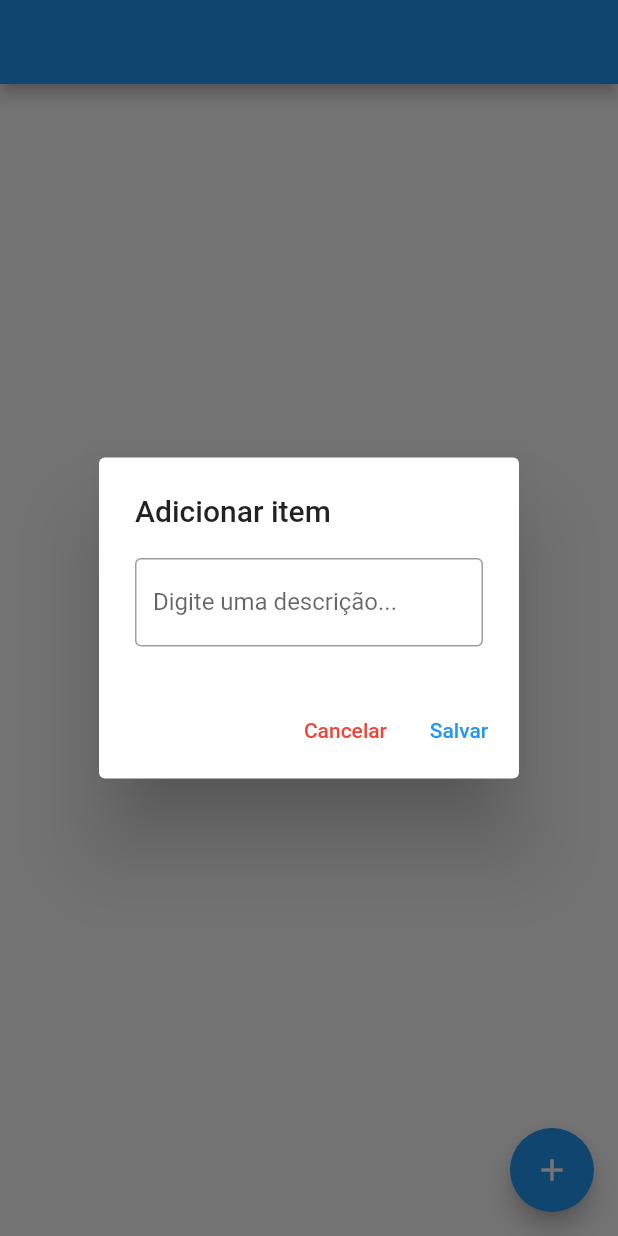
After one commit to TiagoBruckmann/estudo_mobx, a Flutter app: the Principal screen opened directly, after a tap on the "add" icon, on a phone screen of 412 x 824 dp. The commit adds this screen. Run offline on Flutter 3.47's test engine with Material 2 defaults, Android fonts, the phone set to English and light mode, and no system bars; our stand-ins replace flutter_mobx, mobx; generated files the repository leaves out were written again.

Commit message:
fix: show list, add to list

```diff
--- /dev/null
+++ b/lib/principal.dart
@@ -0,0 +1,115 @@
+// imports nativos do flutter
+import 'package:flutter/material.dart';
+
+// import dos pacotes
+import 'package:flutter_mobx/flutter_mobx.dart';
+import 'package:mobx_contador/core/mobx/incremet_mobx.dart';
+
+// import dos mobx
+import 'package:mobx_contador/core/mobx/main/main_mobx.dart';
+import 'package:provider/provider.dart';
+
+class Principal extends StatefulWidget {
+  const Principal({Key? key}) : super(key: key);
+
+  @override
+  _PrincipalState createState() => _PrincipalState();
+}
+
+class _PrincipalState extends State<Principal> {
+
+  final MainMobX _mainMobXBase = MainMobX();
+
+  _dialog(){
+    showDialog(
+        context: context,
+        builder: (_){
+          return AlertDialog(
+            title: const Text("Adicionar item"),
+            content: TextField(
+              decoration: const InputDecoration(
+                border: OutlineInputBorder(),
+                labelText: "Digite uma descrição...",
+              ),
+              onChanged: _mainMobXBase.setNewItem,
+            ),
+            actions: [
+              TextButton(
+                onPressed: (){
+                  Navigator.pop(context);
+                },
+                child: const Text(
+                  "Cancelar",
+                  style: TextStyle(
+                    color: Colors.red,
+                  ),
+                ),
+              ),
+              TextButton(
+                onPressed: () {
+                  _mainMobXBase.addItem();
+                  Navigator.pop(context);
+                },
+                child: const Text("Salvar"),
+              ),
+            ],
+          );
+        }
+    );
+  }
+
+  @override
+  Widget build(BuildContext context) {
+
+    final _incrementMobX = Provider.of<IncrementMobX>(context);
+
+    return Scaffold(
+      appBar: AppBar(
+        title: Text(
+          _incrementMobX.email,
+          style: const TextStyle(
+            fontSize: 25,
+            color: Colors.white,
+          ),
+        ),
+      ),
+      body: Observer(
+        builder: ( context ) {
+
+          return ListView.builder(
+            itemCount: _mainMobXBase.listItems.length,
+            itemBuilder: ( context , index ) {
+
+              var data = _mainMobXBase.listItems[index];
+              return Observer(
+                builder: ( context ) {
+
+                  return ListTile(
+                    leading: Checkbox(
+                      value: data.selected,
+                      onChanged: data.changeSelected,
+                    ),
+                    title: Text(data.title),
+                    onTap: (){
+
+                      data.selected = !data.selected;
+
+                    },
+                  );
+
+                },
+              );
+            },
+          );
+
+        },
+      ),
+      floatingActionButton: FloatingActionButton(
+        child: const Icon(Icons.add),
+        onPressed: (){
+          _dialog();
+        },
+      ),
+    );
+  }
+}
--- a/pubspec.yaml
+++ b/pubspec.yaml
@@ -5,7 +5,7 @@ description: A new Flutter project.
 # pub.dev using `flutter pub publish`. This is preferred for private packages.
 publish_to: 'none' # Remove this line if you wish to publish to pub.dev
 
-version: 1.0.0+6
+version: 1.0.0+7
 
 environment:
   sdk: ">=2.15.1 <3.0.0"
@@ -20,6 +20,7 @@ dependencies:
   # Use with the CupertinoIcons class for iOS style icons.
   cupertino_icons: ^1.0.2
   flutter_mobx: ^2.0.4
+  provider: ^6.0.2
   mobx: ^2.0.6+1
 
 dev_dependencies:
```
Also changed, not shown: lib/core/mobx/main/items_mobx.dart (added, +19 -0 lines), lib/core/mobx/main/main_mobx.dart (added, +24 -0 lines), lib/home.dart (+15 -19 lines), lib/main.dart (+19 -5 lines), lib/core/mobx/main/items_mobx.g.dart (added), lib/core/mobx/main/main_mobx.g.dart (added).
